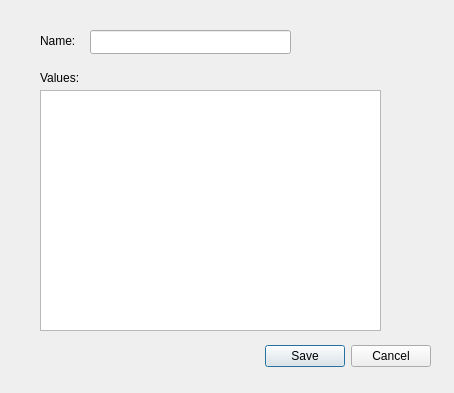
This is ModelForge/src/ui/dialogs/EnumEditDialog.ui in JoseBueno30/ModelForge as Qt 5 draws it before an edit. The edited form follows.
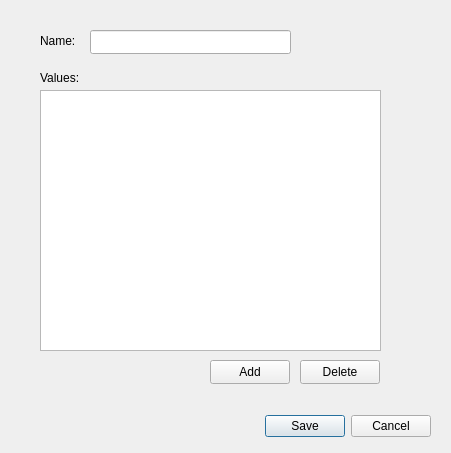
This is the edited form.

Commit message:
AddMetaEnum and EditMetaEnum actions implemented
To do: catch enumElements errors.

Diff of the .ui file:
```diff
--- a/ModelForge/src/ui/dialogs/EnumEditDialog.ui
+++ b/ModelForge/src/ui/dialogs/EnumEditDialog.ui
@@ -6,8 +6,8 @@
    <rect>
     <x>0</x>
     <y>0</y>
-    <width>454</width>
-    <height>393</height>
+    <width>451</width>
+    <height>453</height>
    </rect>
   </property>
   <property name="windowTitle">
@@ -17,7 +17,7 @@
    <property name="geometry">
     <rect>
      <x>90</x>
-     <y>340</y>
+     <y>410</y>
      <width>341</width>
      <height>32</height>
     </rect>
@@ -58,7 +58,7 @@
      <x>40</x>
      <y>90</y>
      <width>341</width>
-     <height>241</height>
+     <height>261</height>
     </rect>
    </property>
    <property name="columnCount">
@@ -91,6 +91,32 @@
     <string>Values:</string>
    </property>
   </widget>
+  <widget class="QPushButton" name="addElementButton">
+   <property name="geometry">
+    <rect>
+     <x>210</x>
+     <y>360</y>
+     <width>80</width>
+     <height>24</height>
+    </rect>
+   </property>
+   <property name="text">
+    <string>Add</string>
+   </property>
+  </widget>
+  <widget class="QPushButton" name="deleteElementButton">
+   <property name="geometry">
+    <rect>
+     <x>300</x>
+     <y>360</y>
+     <width>80</width>
+     <height>24</height>
+    </rect>
+   </property>
+   <property name="text">
+    <string>Delete</string>
+   </property>
+  </widget>
  </widget>
  <resources/>
  <connections>
```
The commit also changes 9 other files.
